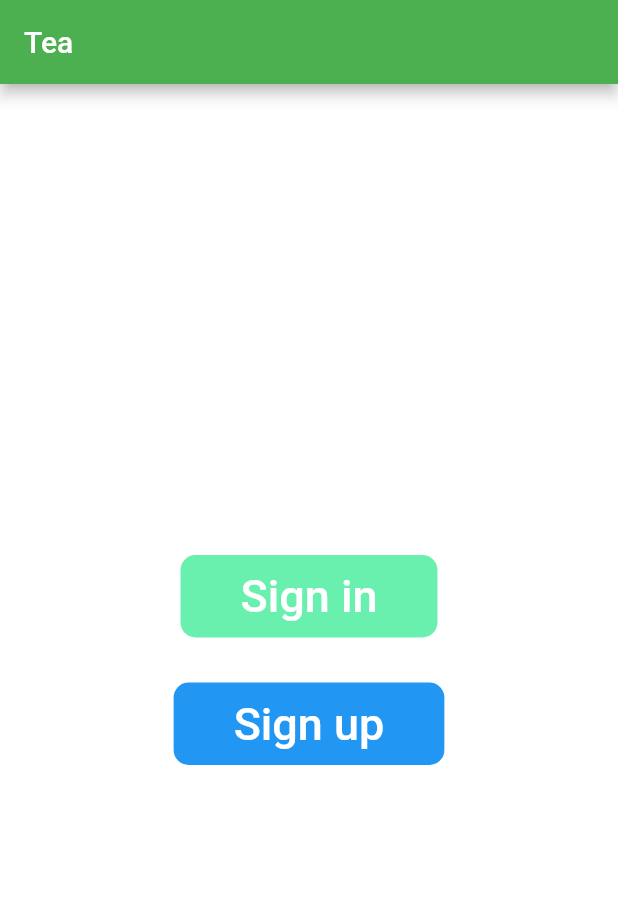
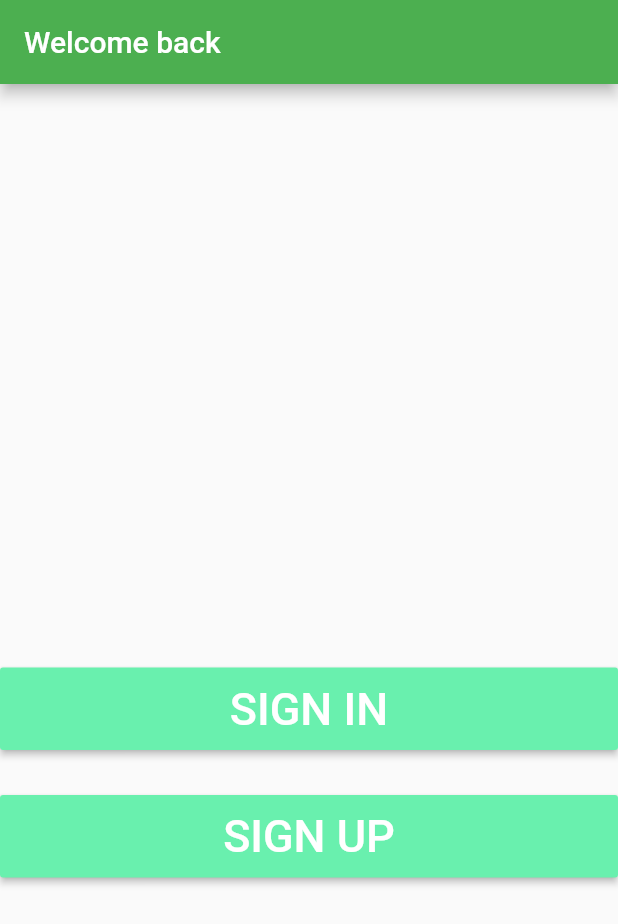
Before and after one commit to TheDataPirates/tea_tracker_app, a Flutter app: the screen it shows after launch, on a phone screen of 412 x 824 dp. Shown: the top 924 px of the screen. Run offline on Flutter 3.47's test engine with Material 2 defaults, Android fonts, the phone set to English and light mode, and no system bars.

Commit message:
add input collection screen

```diff
--- a/lib/Views/login_Screen.dart
+++ /dev/null
@@ -1,52 +0,0 @@
-import 'package:flutter/material.dart';
-
-class LoginScreen extends StatelessWidget {
-  @override
-  Widget build(BuildContext context) {
-    return Scaffold(
-      backgroundColor: Colors.white,
-      appBar: AppBar(
-        title: Text('Tea'),
-        backgroundColor: Colors.green,
-      ),
-      body: Center(
-        child: Column(
-          mainAxisAlignment: MainAxisAlignment.center,
-          children: <Widget>[
-            FlatButton(
-              shape: RoundedRectangleBorder(
-                borderRadius: BorderRadius.circular(10.0),
-              ),
-              padding: EdgeInsets.symmetric(vertical: 10.0, horizontal: 40.0),
-              color: Colors.greenAccent,
-              child: Text(
-                'Sign in',
-                style: TextStyle(fontSize: 30, color: Colors.white),
-              ),
-              onPressed: () {
-                print('sign in');
-              },
-            ),
-            SizedBox(
-              height: 30.0,
-            ),
-            FlatButton(
-              shape: RoundedRectangleBorder(
-                borderRadius: BorderRadius.circular(10.0),
-              ),
-              padding: EdgeInsets.symmetric(vertical: 10.0, horizontal: 40.0),
-              color: Colors.blue,
-              child: Text(
-                'Sign up',
-                style: TextStyle(fontSize: 30, color: Colors.white),
-              ),
-              onPressed: () {
-                print('sign up');
-              },
-            )
-          ],
-        ),
-      ),
-    );
-  }
-}
--- a/lib/main.dart
+++ b/lib/main.dart
@@ -1,16 +1,22 @@
 import 'package:flutter/material.dart';
-import 'Views/login_Screen.dart';
+import 'screens//login_Screen.dart';
+import 'screens/input_collections_screen.dart';
 
-void main() {
-  runApp(MyApp());
-}
+void main() => runApp(MyApp());
 
 class MyApp extends StatelessWidget {
   // This widget is the root of your application.
   @override
   Widget build(BuildContext context) {
     return MaterialApp(
+      theme: ThemeData(
+        primarySwatch: Colors.green,
+        accentColor: Colors.greenAccent,
+      ),
       home: LoginScreen(),
+      routes: {
+        'InputCollectionScreen': (ctx) => InputCollectionScreen(),
+      },
     );
   }
 }
--- /dev/null
+++ b/lib/screens/login_Screen.dart
@@ -0,0 +1,51 @@
+import 'package:flutter/material.dart';
+
+class LoginScreen extends StatelessWidget {
+  @override
+  Widget build(BuildContext context) {
+    return Scaffold(
+      appBar: AppBar(
+        title: Text('Welcome back'),
+        backgroundColor: Theme.of(context).primaryColor,
+      ),
+      body: Column(
+        mainAxisAlignment: MainAxisAlignment.center,
+        crossAxisAlignment: CrossAxisAlignment.stretch,
+        children: <Widget>[
+          SizedBox(
+            height: 150.0,
+          ),
+          RaisedButton(
+            color: Theme.of(context).accentColor,
+            padding: EdgeInsets.all(10.0),
+            onPressed: () {
+              Navigator.pushNamed(context, 'InputCollectionScreen');
+            },
+            child: Text(
+              'SIGN IN',
+              style: TextStyle(
+                color: Colors.white,
+                fontSize: 30.0,
+              ),
+            ),
+          ),
+          SizedBox(
+            height: 30.0,
+          ),
+          RaisedButton(
+            color: Theme.of(context).accentColor,
+            padding: EdgeInsets.all(10.0),
+            onPressed: () {},
+            child: Text(
+              'SIGN UP',
+              style: TextStyle(
+                color: Colors.white,
+                fontSize: 30.0,
+              ),
+            ),
+          ),
+        ],
+      ),
+    );
+  }
+}
```
Also changed, not shown: lib/screens/input_collections_screen.dart (added, +89 -0 lines).
